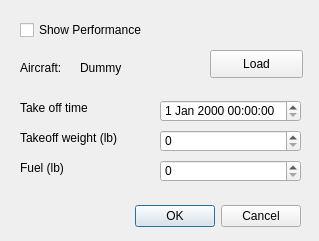
The window that mslib/msui/ui/ui_performance_settings.ui (Open-MSS/MSS) describes before a commit, drawn with Qt 5.
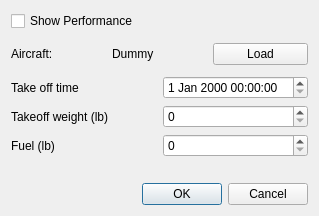
The same window after the commit.

Commit message:
Made some adjustments to several QT dialogues for high dpi settings
Changed properties of two dialogues and fully recreated the performance
settings dialogue such that the dialogues look sensible between 96 and
200 dpi settings on my gnome-mate computer.

Fix issue #387

```diff
--- a/mslib/msui/ui/ui_performance_settings.ui
+++ b/mslib/msui/ui/ui_performance_settings.ui
@@ -7,47 +7,99 @@
     <x>0</x>
     <y>0</y>
     <width>319</width>
-    <height>241</height>
+    <height>216</height>
    </rect>
   </property>
+  <property name="sizePolicy">
+   <sizepolicy hsizetype="MinimumExpanding" vsizetype="MinimumExpanding">
+    <horstretch>0</horstretch>
+    <verstretch>0</verstretch>
+   </sizepolicy>
+  </property>
   <property name="windowTitle">
    <string>PerformanceSettingsDialog</string>
   </property>
-  <widget class="QDialogButtonBox" name="buttonBox">
-   <property name="geometry">
-    <rect>
-     <x>30</x>
-     <y>200</y>
-     <width>271</width>
-     <height>32</height>
-    </rect>
-   </property>
+  <layout class="QVBoxLayout" name="verticalLayout_2">
+   <item>
+    <widget class="QCheckBox" name="cbShowPerformance">
+     <property name="text">
+      <string>Show Performance</string>
+     </property>
+    </widget>
+   </item>
+   <item>
+    <spacer name="verticalSpacer_2">
    <property name="orientation">
-    <enum>Qt::Horizontal</enum>
-   </property>
-   <property name="standardButtons">
-    <set>QDialogButtonBox::Cancel|QDialogButtonBox::Ok</set>
-   </property>
-  </widget>
-  <widget class="QDateTimeEdit" name="dteTakeoffTime">
-   <property name="geometry">
-    <rect>
-     <x>160</x>
-     <y>100</y>
-     <width>141</width>
-     <height>22</height>
-    </rect>
-   </property>
-  </widget>
+      <enum>Qt::Vertical</enum>
+     </property>
+     <property name="sizeType">
+      <enum>QSizePolicy::MinimumExpanding</enum>
+     </property>
+     <property name="sizeHint" stdset="0">
+      <size>
+       <width>0</width>
+       <height>0</height>
+      </size>
+     </property>
+    </spacer>
+   </item>
+   <item>
+    <layout class="QHBoxLayout" name="horizontalLayout">
+     <item>
+      <widget class="QLabel" name="label_5">
+       <property name="font">
+        <font>
+         <weight>50</weight>
+         <bold>false</bold>
+        </font>
+       </property>
+       <property name="text">
+        <string>Aircraft:</string>
+       </property>
+      </widget>
+     </item>
+     <item>
+      <widget class="QLabel" name="lbAircraftName">
+       <property name="font">
+        <font>
+         <weight>50</weight>
+         <bold>false</bold>
+        </font>
+       </property>
+       <property name="text">
+        <string>Dummy</string>
+       </property>
+      </widget>
+     </item>
+     <item>
+      <widget class="QPushButton" name="pbLoadPerformance">
+       <property name="text">
+        <string>Load</string>
+       </property>
+      </widget>
+     </item>
+    </layout>
+   </item>
+   <item>
+    <spacer name="verticalSpacer">
+     <property name="orientation">
+      <enum>Qt::Vertical</enum>
+     </property>
+     <property name="sizeType">
+      <enum>QSizePolicy::MinimumExpanding</enum>
+     </property>
+     <property name="sizeHint" stdset="0">
+      <size>
+       <width>0</width>
+       <height>0</height>
+      </size>
+     </property>
+    </spacer>
+   </item>
+   <item>
+    <layout class="QHBoxLayout" name="horizontalLayout_2">
+     <item>
   <widget class="QLabel" name="label">
-   <property name="geometry">
-    <rect>
-     <x>20</x>
-     <y>100</y>
-     <width>91</width>
-     <height>16</height>
-    </rect>
-   </property>
    <property name="font">
     <font>
      <weight>50</weight>
@@ -58,53 +110,23 @@
     <string>Take off time</string>
    </property>
   </widget>
-  <widget class="QDoubleSpinBox" name="dsbTakeoffWeight">
-   <property name="geometry">
-    <rect>
-     <x>160</x>
-     <y>130</y>
-     <width>141</width>
-     <height>22</height>
-    </rect>
-   </property>
-   <property name="decimals">
-    <number>0</number>
-   </property>
-   <property name="maximum">
-    <double>9999999.000000000000000</double>
-   </property>
-   <property name="singleStep">
-    <double>1000.000000000000000</double>
-   </property>
-  </widget>
-  <widget class="QDoubleSpinBox" name="dsbFuel">
-   <property name="geometry">
-    <rect>
-     <x>160</x>
-     <y>160</y>
-     <width>141</width>
-     <height>22</height>
-    </rect>
-   </property>
-   <property name="decimals">
-    <number>0</number>
-   </property>
-   <property name="maximum">
-    <double>9999999.000000000000000</double>
-   </property>
-   <property name="singleStep">
-    <double>1000.000000000000000</double>
-   </property>
-  </widget>
+     </item>
+     <item>
+      <widget class="QDateTimeEdit" name="dteTakeoffTime">
+       <property name="sizePolicy">
+        <sizepolicy hsizetype="Minimum" vsizetype="Minimum">
+         <horstretch>0</horstretch>
+         <verstretch>0</verstretch>
+        </sizepolicy>
+       </property>
+      </widget>
+     </item>
+    </layout>
+   </item>
+   <item>
+    <layout class="QHBoxLayout" name="horizontalLayout_4">
+     <item>
   <widget class="QLabel" name="label_2">
-   <property name="geometry">
-    <rect>
-     <x>20</x>
-     <y>130</y>
-     <width>121</width>
-     <height>16</height>
-    </rect>
-   </property>
    <property name="font">
     <font>
      <weight>50</weight>
@@ -115,15 +137,32 @@
     <string>Takeoff weight (lb)</string>
    </property>
   </widget>
+     </item>
+     <item>
+      <widget class="QDoubleSpinBox" name="dsbTakeoffWeight">
+       <property name="sizePolicy">
+        <sizepolicy hsizetype="Minimum" vsizetype="Minimum">
+         <horstretch>0</horstretch>
+         <verstretch>0</verstretch>
+        </sizepolicy>
+       </property>
+       <property name="decimals">
+        <number>0</number>
+       </property>
+       <property name="maximum">
+        <double>9999999.000000000000000</double>
+       </property>
+       <property name="singleStep">
+        <double>1000.000000000000000</double>
+       </property>
+      </widget>
+     </item>
+    </layout>
+   </item>
+   <item>
+    <layout class="QHBoxLayout" name="horizontalLayout_7">
+     <item>
   <widget class="QLabel" name="label_3">
-   <property name="geometry">
-    <rect>
-     <x>20</x>
-     <y>160</y>
-     <width>101</width>
-     <height>16</height>
-    </rect>
-   </property>
    <property name="font">
     <font>
      <weight>50</weight>
@@ -134,70 +173,59 @@
     <string>Fuel (lb)</string>
    </property>
   </widget>
-  <widget class="QCheckBox" name="cbShowPerformance">
-   <property name="geometry">
-    <rect>
-     <x>20</x>
-     <y>20</y>
-     <width>141</width>
+     </item>
+     <item>
+      <widget class="QDoubleSpinBox" name="dsbFuel">
+       <property name="decimals">
+        <number>0</number>
+       </property>
+       <property name="maximum">
+        <double>9999999.000000000000000</double>
+       </property>
+       <property name="singleStep">
+        <double>1000.000000000000000</double>
+       </property>
+      </widget>
+     </item>
+    </layout>
+   </item>
+   <item>
+    <spacer name="verticalSpacer_3">
+     <property name="orientation">
+      <enum>Qt::Vertical</enum>
+     </property>
+     <property name="sizeType">
+      <enum>QSizePolicy::MinimumExpanding</enum>
+     </property>
+     <property name="sizeHint" stdset="0">
+      <size>
+       <width>20</width>
      <height>20</height>
-    </rect>
-   </property>
-   <property name="text">
-    <string>Show Performance</string>
-   </property>
-  </widget>
-  <widget class="QPushButton" name="pbLoadPerformance">
-   <property name="geometry">
-    <rect>
-     <x>210</x>
-     <y>50</y>
-     <width>93</width>
-     <height>28</height>
-    </rect>
-   </property>
-   <property name="text">
-    <string>Load</string>
-   </property>
-  </widget>
-  <widget class="QLabel" name="lbAircraftName">
-   <property name="geometry">
-    <rect>
-     <x>80</x>
-     <y>60</y>
-     <width>121</width>
-     <height>16</height>
-    </rect>
-   </property>
-   <property name="font">
-    <font>
-     <weight>50</weight>
-     <bold>false</bold>
-    </font>
-   </property>
-   <property name="text">
-    <string>Dummy</string>
-   </property>
-  </widget>
-  <widget class="QLabel" name="label_5">
-   <property name="geometry">
-    <rect>
-     <x>20</x>
-     <y>60</y>
-     <width>51</width>
-     <height>16</height>
-    </rect>
-   </property>
-   <property name="font">
-    <font>
-     <weight>50</weight>
-     <bold>false</bold>
-    </font>
-   </property>
-   <property name="text">
-    <string>Aircraft:</string>
-   </property>
-  </widget>
+      </size>
+     </property>
+    </spacer>
+   </item>
+   <item>
+    <widget class="QDialogButtonBox" name="buttonBox">
+     <property name="orientation">
+      <enum>Qt::Horizontal</enum>
+     </property>
+     <property name="standardButtons">
+      <set>QDialogButtonBox::Cancel|QDialogButtonBox::Ok</set>
+     </property>
+    </widget>
+   </item>
+  </layout>
+  <zorder>buttonBox</zorder>
+  <zorder>label_5</zorder>
+  <zorder>cbShowPerformance</zorder>
+  <zorder>horizontalLayoutWidget</zorder>
+  <zorder>horizontalLayoutWidget_2</zorder>
+  <zorder>horizontalLayoutWidget_3</zorder>
+  <zorder>horizontalLayoutWidget_4</zorder>
+  <zorder>verticalSpacer</zorder>
+  <zorder>verticalSpacer_2</zorder>
+  <zorder>verticalSpacer_3</zorder>
  </widget>
  <resources/>
  <connections>
```
Lines whose indentation alone changed are shown as unchanged. The commit also changes 5 other files.
